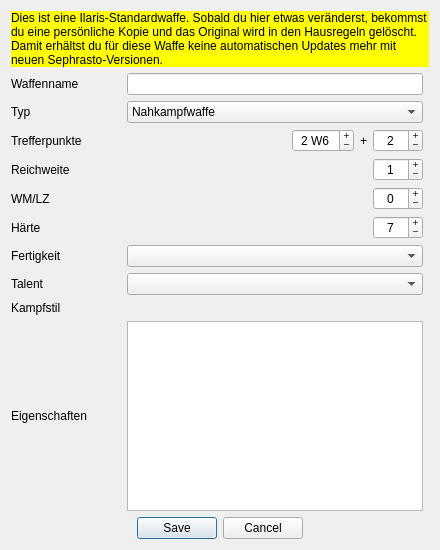
Before: the Qt Designer form designer/DatenbankEditWaffe.ui in Aeolitus/Sephrasto, drawn with Qt 5.
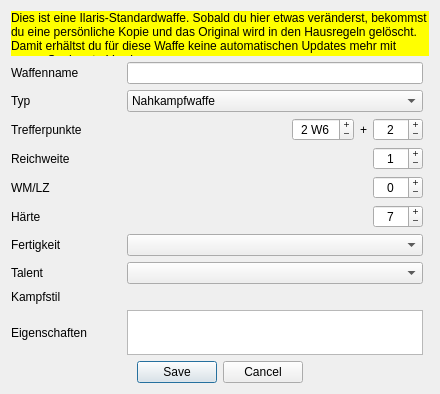
After: the same form once the commit is applied.

```diff
--- a/designer/DatenbankEditWaffe.ui
+++ b/designer/DatenbankEditWaffe.ui
@@ -10,7 +10,7 @@
     <x>0</x>
     <y>0</y>
     <width>440</width>
-    <height>550</height>
+    <height>394</height>
    </rect>
   </property>
   <property name="windowTitle">
@@ -222,7 +222,7 @@
      <item row="10" column="1">
       <widget class="QPlainTextEdit" name="textEigenschaften">
        <property name="sizePolicy">
-        <sizepolicy hsizetype="Preferred" vsizetype="Preferred">
+        <sizepolicy hsizetype="Preferred" vsizetype="Expanding">
          <horstretch>0</horstretch>
          <verstretch>0</verstretch>
         </sizepolicy>
```
